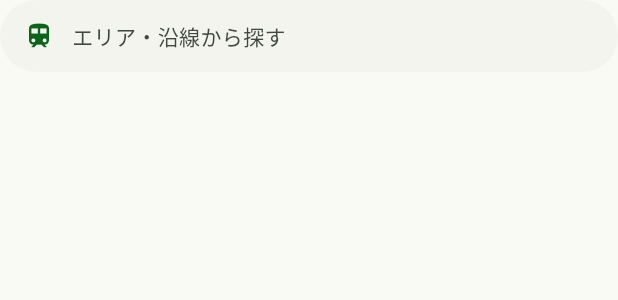
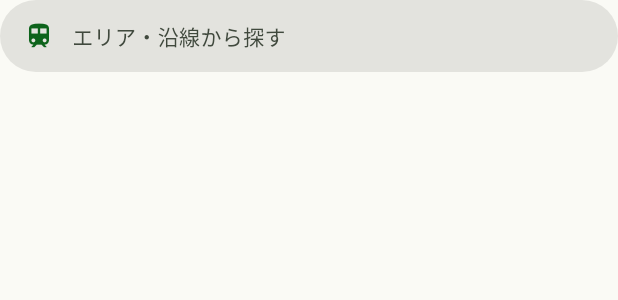
Before and after one commit to tomomini0815/zenliving-flutter, a Flutter app: the _SearchButton widget shown alone on an empty page, opened directly, on a phone screen of 412 x 824 dp. Shown: the top 300 px of the screen. Run offline on Flutter 3.47's test engine with Material 3 defaults, Android fonts, the phone set to English and light mode, and no system bars; our stand-ins replace cached_network_image, google_fonts, shared_preferences; accounts and stored records are empty; generated files the repository leaves out were written again; network calls fail.

Commit message:
style: fix search button background contrast on macOS/iOS

```diff
--- a/lib/screens/real_estate/re_home_screen.dart
+++ b/lib/screens/real_estate/re_home_screen.dart
@@ -279,7 +279,7 @@ class _SearchButton extends StatelessWidget {
   @override
   Widget build(BuildContext context) {
     return Material(
-      color: AppTheme.surfaceContainerLow,
+      color: AppTheme.surfaceContainerHighest,
       borderRadius: BorderRadius.circular(24),
       child: InkWell(
         borderRadius: BorderRadius.circular(24),
```
Also changed, not shown: 3 other files.
